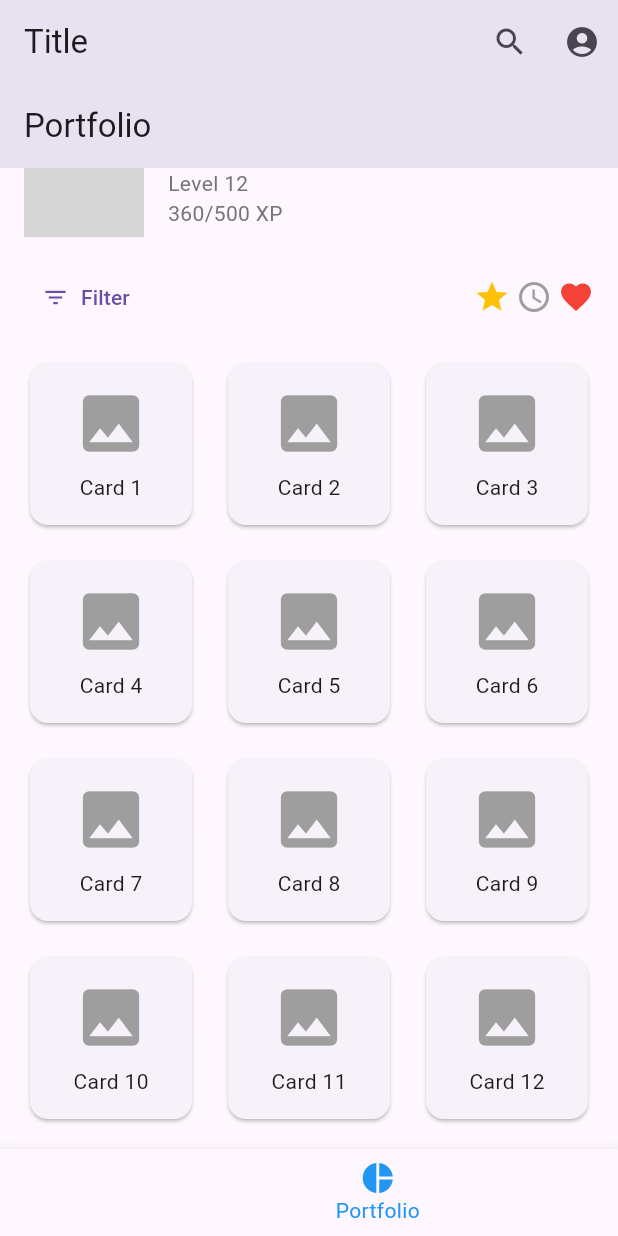
After one commit to llau9/TCGDex, a Flutter app: the screen it shows after launch, item 3 of the bottom bar chosen, scrolled down 50 dp, after a tap on "Filter", on a phone screen of 412 x 824 dp. The commit adds this screen. Run offline on Flutter 3.47's test engine with Material 3 defaults, Android fonts, the phone set to English and light mode, and no system bars; grey boxes are pictures that could not be loaded.

Commit message:
Made a basic portfolio_page

```diff
--- a/my_app/lib/main.dart
+++ b/my_app/lib/main.dart
@@ -1,4 +1,5 @@
 import 'package:flutter/material.dart';
+import 'portfolio_page.dart';
 
 void main() {
   runApp(MyApp());
@@ -28,7 +29,7 @@ class _HomeScreenState extends State<HomeScreen> {
   static List<Widget> _widgetOptions = <Widget>[
     HomeContent(),
     Text('Market Page'),
-    Text('Portfolio Page'),
+    PortfolioPage(),
     Text('Profile Page'),
   ];
 
@@ -42,7 +43,7 @@ class _HomeScreenState extends State<HomeScreen> {
   Widget build(BuildContext context) {
     return Scaffold(
       appBar: AppBar(
-        title: Text('TCGDex'),
+        title: Text('Title'),
         actions: [
           IconButton(
             icon: Icon(Icons.search),
--- /dev/null
+++ b/my_app/lib/portfolio_page.dart
@@ -0,0 +1,106 @@
+import 'package:flutter/material.dart';
+
+class PortfolioPage extends StatelessWidget {
+  @override
+  Widget build(BuildContext context) {
+    return Scaffold(
+      appBar: AppBar(
+        title: Text('Portfolio'),
+      ),
+      body: SingleChildScrollView(
+        child: Column(
+          children: [
+            ProfileSection(),
+            FilterAndSymbolsSection(),
+            CardsGridSection(),
+          ],
+        ),
+      ),
+    );
+  }
+}
+
+class ProfileSection extends StatelessWidget {
+  @override
+  Widget build(BuildContext context) {
+    return Padding(
+      padding: const EdgeInsets.all(16.0),
+      child: Row(
+        children: [
+          CircleAvatar(
+            radius: 40,
+            backgroundImage: AssetImage('assets/profile.jpg'),
+          ),
+          SizedBox(width: 16.0),
+          Column(
+            crossAxisAlignment: CrossAxisAlignment.start,
+            children: [
+              Text('Jayle Proffiec', style: TextStyle(fontSize: 20.0, fontWeight: FontWeight.bold)),
+              Text('Level 12', style: TextStyle(color: Colors.grey[600])),
+              Text('360/500 XP', style: TextStyle(color: Colors.grey[600])),
+            ],
+          ),
+        ],
+      ),
+    );
+  }
+}
+
+class FilterAndSymbolsSection extends StatelessWidget {
+  @override
+  Widget build(BuildContext context) {
+    return Padding(
+      padding: const EdgeInsets.symmetric(horizontal: 16.0),
+      child: Row(
+        mainAxisAlignment: MainAxisAlignment.spaceBetween,
+        children: [
+          TextButton.icon(
+            onPressed: () {},
+            icon: Icon(Icons.filter_list),
+            label: Text('Filter'),
+          ),
+          Row(
+            children: [
+              Icon(Icons.star, color: Colors.amber),
+              SizedBox(width: 4.0),
+              Icon(Icons.access_time, color: Colors.grey),
+              SizedBox(width: 4.0),
+              Icon(Icons.favorite, color: Colors.red),
+            ],
+          ),
+        ],
+      ),
+    );
+  }
+}
+
+class CardsGridSection extends StatelessWidget {
+  @override
+  Widget build(BuildContext context) {
+    return Padding(
+      padding: const EdgeInsets.all(16.0),
+      child: GridView.builder(
+        shrinkWrap: true,
+        physics: NeverScrollableScrollPhysics(),
+        gridDelegate: SliverGridDelegateWithFixedCrossAxisCount(
+          crossAxisCount: 3,
+          crossAxisSpacing: 16.0,
+          mainAxisSpacing: 16.0,
+        ),
+        itemCount: 12,
+        itemBuilder: (context, index) {
+          return Card(
+            child: Column(
+              mainAxisAlignment: MainAxisAlignment.center,
+              children: [
+                Icon(Icons.image, size: 50, color: Colors.grey),
+                SizedBox(height: 8.0),
+                Text('Card ${index + 1}'),
+              ],
+            ),
+          );
+        },
+      ),
+    );
+  }
+}
```
